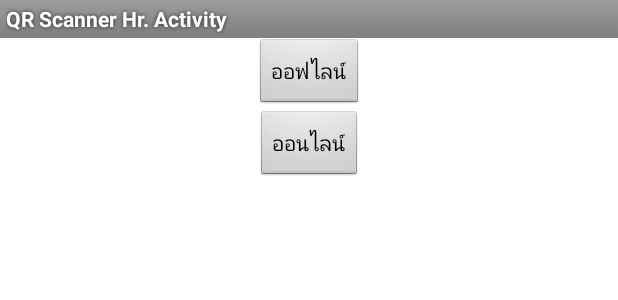
After one commit to overzestful/sync, an Android app: the layout activity_select_mode.xml on its own in the app's theme, with its tools: preview values and no code run, on a phone screen of 412 x 824 dp. The commit adds this screen. Shown: the top 300 px of the screen. Run offline under Robolectric (Android 15) with nearby library versions, the phone set to English and light mode, and no system bars.

Commit message:
แก้ไขหน้าดูรายละเอียดกิจกรรม แก้ไขภาษาไทยหน้าดูรายละเอียดกิจกรรม แก้หน้าแสดงรายละเอียด แต่ยังแก้ภาษาไทยไม่ได้ ปรับแต่งเล็กน้อย

```diff
--- a/app/src/main/java/net/sourceforge/zbar/android/CameraTest/AddActivityWebserv.java
+++ b/app/src/main/java/net/sourceforge/zbar/android/CameraTest/AddActivityWebserv.java
@@ -350,7 +350,7 @@ public class AddActivityWebserv extends Activity {
             if (statusCode == 200) { // Status OK
                 HttpEntity entity = response.getEntity();
                 InputStream content = entity.getContent();
-                BufferedReader reader = new BufferedReader(new InputStreamReader(content));
+                BufferedReader reader = new BufferedReader(new InputStreamReader(content,"UTF-8"));
                 String line;
                 while ((line = reader.readLine()) != null) {
                     str.append(line);
--- a/app/src/main/java/net/sourceforge/zbar/android/CameraTest/Delete.java
+++ b/app/src/main/java/net/sourceforge/zbar/android/CameraTest/Delete.java
@@ -267,14 +267,14 @@ public class Delete extends Activity {
         HttpPost httpPost = new HttpPost(url);
 
         try {
-            httpPost.setEntity(new UrlEncodedFormEntity(params));
+            httpPost.setEntity(new UrlEncodedFormEntity(params,"UTF-8"));
             HttpResponse response = client.execute(httpPost);
             StatusLine statusLine = response.getStatusLine();
             int statusCode = statusLine.getStatusCode();
             if (statusCode == 200) { // Download OK
                 HttpEntity entity = response.getEntity();
                 InputStream content = entity.getContent();
-                BufferedReader reader = new BufferedReader(new InputStreamReader(content));
+                BufferedReader reader = new BufferedReader(new InputStreamReader(content,"UTF-8"));
                 String line;
                 while ((line = reader.readLine()) != null) {
                     str.append(line);
--- a/app/src/main/java/net/sourceforge/zbar/android/CameraTest/DetailActivity.java
+++ b/app/src/main/java/net/sourceforge/zbar/android/CameraTest/DetailActivity.java
@@ -157,7 +157,7 @@ public class DetailActivity extends Activity {
             if (statusCode == 200) { // Status OK
                 HttpEntity entity = response.getEntity();
                 InputStream content = entity.getContent();
-                BufferedReader reader = new BufferedReader(new InputStreamReader(content));
+                BufferedReader reader = new BufferedReader(new InputStreamReader(content,"UTF-8"));
                 String line;
                 while ((line = reader.readLine()) != null) {
                     str.append(line);
--- a/app/src/main/java/net/sourceforge/zbar/android/CameraTest/Listview.java
+++ b/app/src/main/java/net/sourceforge/zbar/android/CameraTest/Listview.java
@@ -186,13 +186,13 @@ public class Listview extends Activity {
         } else if ("แก้ไขกิจกรรม".equals(CmdName)) {
             Toast.makeText(Listview.this, "Your Selected Update", Toast.LENGTH_LONG).show();
 
-         final String sMemberID = MyArrList.get(info.position).get("MemberID").toString();
+         String sMemberID = MyArrList.get(info.position).get("MemberID").toString();
             String sActivityName = MyArrList.get(info.position).get("ActivityName").toString();
             String sDateStart = MyArrList.get(info.position).get("DateStart").toString();
 
 
 
-            Intent newActivity = new Intent(Listview.this, LoginForUpdate.class);
+            Intent newActivity = new Intent(Listview.this, UpdateActivity.class);
                     newActivity.putExtra("MemberID", sMemberID);
                     startActivity(newActivity);
 
@@ -305,7 +305,7 @@ public class Listview extends Activity {
             if (statusCode == 200) { // Download OK
                 HttpEntity entity = response.getEntity();
                 InputStream content = entity.getContent();
-                BufferedReader reader = new BufferedReader(new InputStreamReader(content));
+                BufferedReader reader = new BufferedReader(new InputStreamReader(content,"UTF-8"));
                 String line;
                 while ((line = reader.readLine()) != null) {
                     str.append(line);
--- a/app/src/main/java/net/sourceforge/zbar/android/CameraTest/LoginForDelete.java
+++ b/app/src/main/java/net/sourceforge/zbar/android/CameraTest/LoginForDelete.java
@@ -151,7 +151,7 @@ public class LoginForDelete extends Activity {
             if (statusCode == 200) { // Status OK
                 HttpEntity entity = response.getEntity();
                 InputStream content = entity.getContent();
-                BufferedReader reader = new BufferedReader(new InputStreamReader(content));
+                BufferedReader reader = new BufferedReader(new InputStreamReader(content,"UTF-8"));
                 String line;
                 while ((line = reader.readLine()) != null) {
                     str.append(line);
--- a/app/src/main/res/layout/activity_main.xml
+++ b/app/src/main/res/layout/activity_main.xml
@@ -16,7 +16,7 @@
             android:layout_width="wrap_content"
             android:layout_height="wrap_content"
             android:layout_marginLeft="5dp"
-            android:text="@string/title"
+            android:text="รหัสนักศึกษาที่เข้าร่วมกิจกรรม"
             android:textAppearance="?android:attr/textAppearanceLarge"
             android:textColor="#FFFFFF" />
 
--- /dev/null
+++ b/app/src/main/res/layout/activity_select_mode.xml
@@ -0,0 +1,21 @@
+<?xml version="1.0" encoding="utf-8"?>
+<LinearLayout xmlns:android="http://schemas.android.com/apk/res/android"
+    android:orientation="vertical" android:layout_width="match_parent"
+    android:layout_height="match_parent">
+
+    <Button
+        android:layout_width="wrap_content"
+        android:layout_height="wrap_content"
+        android:text="ออฟไลน์"
+        android:id="@+id/offline"
+        android:onClick="offline"
+        android:layout_gravity="center_horizontal" />
+
+    <Button
+        android:layout_width="wrap_content"
+        android:layout_height="wrap_content"
+        android:text="ออนไลน์"
+        android:id="@+id/online"
+        android:onClick="online"
+        android:layout_gravity="center_horizontal" />
+</LinearLayout>
--- a/app/src/main/res/layout/view_user_entry.xml
+++ b/app/src/main/res/layout/view_user_entry.xml
@@ -11,6 +11,7 @@
 
        <TextView
            android:id="@+id/userName"
+
            android:layout_width="263dp"
            android:layout_height="wrap_content"
            android:layout_marginBottom="5dp"
@@ -21,4 +22,5 @@
            android:textSize="17sp"
            android:textStyle="bold" />
 
+
 </LinearLayout>
```
Also changed, not shown: app/src/main/java/net/sourceforge/zbar/android/CameraTest/LoginForQrCode.java (+8 -1 lines), app/src/main/java/net/sourceforge/zbar/android/CameraTest/LoginForUpdate.java (+8 -1 lines), app/src/main/java/net/sourceforge/zbar/android/CameraTest/MainActivity.java (+8 -0 lines), app/src/main/java/net/sourceforge/zbar/android/CameraTest/QRcodeMain.java (+8 -0 lines), app/src/main/java/net/sourceforge/zbar/android/CameraTest/SelectMode.java (added, +109 -0 lines), app/src/main/java/net/sourceforge/zbar/android/CameraTest/UpdateActivity.java (+28 -28 lines), app/src/main/res/layout/activity_login.xml (+4 -4 lines), app/src/main/res/layout/qrcode_main.xml (+5 -4 lines), 5 other files.
